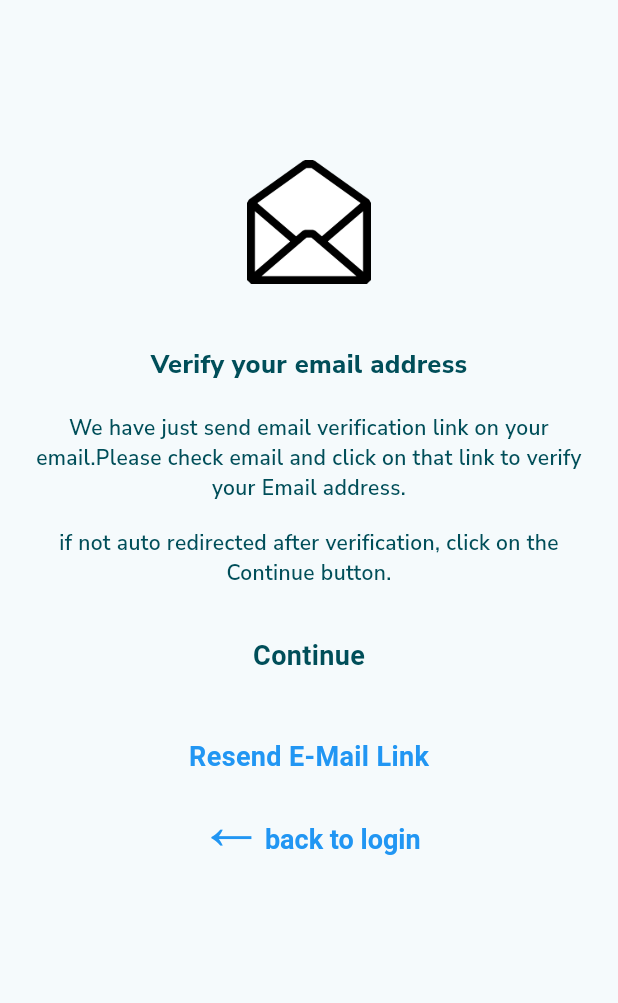
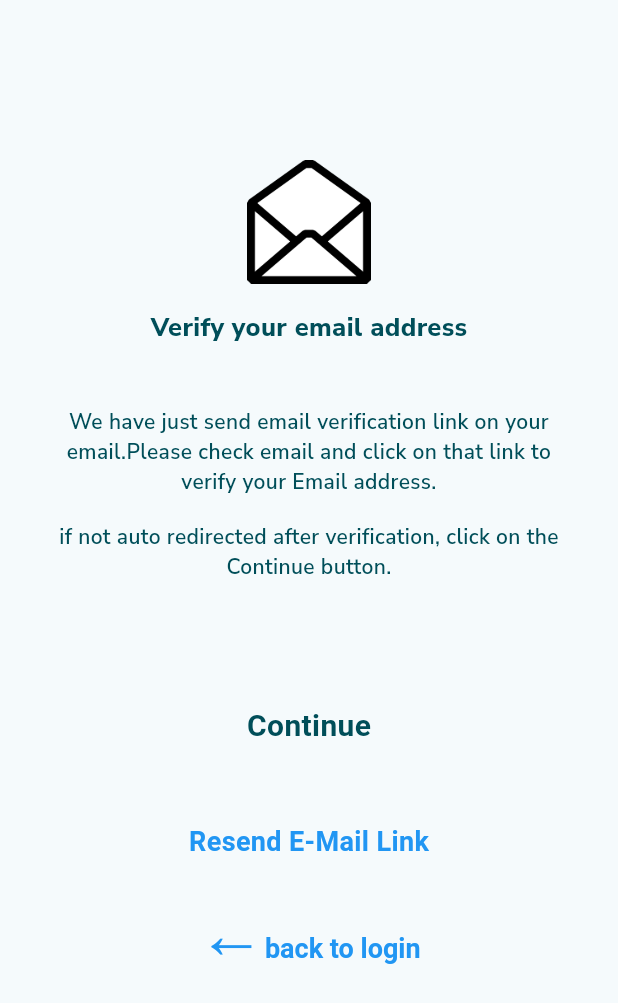
Before and after one commit to Dharti1623/MediaPlayerWithPG, a Flutter app: the MailVerificationScreen screen opened directly, on a phone screen of 412 x 824 dp. Shown: the top 1003 px of the screen. Run offline on Flutter 3.47's test engine with Material 2 defaults, Android fonts, the phone set to English and light mode, and no system bars; drawn by our look-alikes of dynamic_color; our stand-ins replace device_info_plus, dio, firebase_auth, firebase_core, flutter_otp_text_field, get and 5 more; missing offline and left inert: flutter_facebook_auth, pretty_button, razorpay_flutter; accounts and stored records are empty.

```diff
--- a/lib/UI/View/SignUpScreen/mail_verification_screen.dart
+++ b/lib/UI/View/SignUpScreen/mail_verification_screen.dart
@@ -20,26 +20,26 @@ class MailVerificationScreen extends StatelessWidget {
       body: SingleChildScrollView(
         child: Padding(
           padding: const EdgeInsets.only(
-              top: 8.0, bottom: 8.0, left: 22.0, right: 22.0),
+              top: 8.0, bottom: 8.0, left: 28.0, right: 28.0),
           child: Column(
             mainAxisSize: MainAxisSize.min,
             children: [
               SizedBox(height: size.height * 0.12),
               Image.asset(AppImages.openEnvelopeImage,width: size.width*0.2,),
+              SizedBox(height: size.height * 0.02),
+              Text(AppStrings.verifyMailTxt,style: AppTxtStyle().verifyEmailTextStyle(context),),
               SizedBox(height: size.height * 0.05),
-              Text(AppStrings.verifyMailTxt,style: AppTxtStyle().verifyEmailTextStyle(context),),
-              SizedBox(height: size.height * 0.025),
               Text(AppStrings.resendMailDesc1Txt,style: AppTxtStyle().verifyEmailMsgTextStyle(context),textAlign: TextAlign.center),
               SizedBox(height: size.height * 0.02),
               Text(AppStrings.resendMailDesc2Txt,style: AppTxtStyle().verifyEmailMsgTextStyle(context),textAlign: TextAlign.center),
-              SizedBox(height: size.height * 0.04),
+              SizedBox(height: size.height * 0.1),
               PrettyButton(
                 backgroundColor: AppColor().disabledColor(context),
                 // backgroundColor: Colors.grey.shade300,
                 bottomShadowColor: AppColor().disabledColor(context),
                 // topShadowColor: AppColor().disabledColor(context),
-                height: size.height * 0.08,
-                width: size.width*0.5,
+                height: size.height * 0.065,
+                width: size.width*0.6,
                 innerPadding: const EdgeInsets.symmetric(vertical: 2),
                 outerPadding:
                     const EdgeInsets.symmetric(horizontal: 0, vertical: 10),
@@ -50,12 +50,12 @@ class MailVerificationScreen extends StatelessWidget {
                 child: Text(
                   AppStrings.continueTxt,
                   style: TextStyle(
-                      fontSize: 18,
+                      fontSize: 20,
                       fontWeight: FontWeight.w600,
                       color: AppColor().onPrimaryContainerColor(context)),
                 ),
               ),
-              SizedBox(height: size.height * 0.05),
+              SizedBox(height: size.height * 0.06),
               GestureDetector(
                 // onTap: ()=>mailVerificationController.sendVerificationEmail(),
                 child: Text(
@@ -66,6 +66,7 @@ class MailVerificationScreen extends StatelessWidget {
                       color: AppColor.bgBlueClr),
                 ),
               ),
+              SizedBox(height: size.height * 0.02),
               GestureDetector(
                 onTap: ()=>AuthenticationRepository.instance.logout(),
                 child: RichText(
```
Also changed, not shown: 17 other files.
